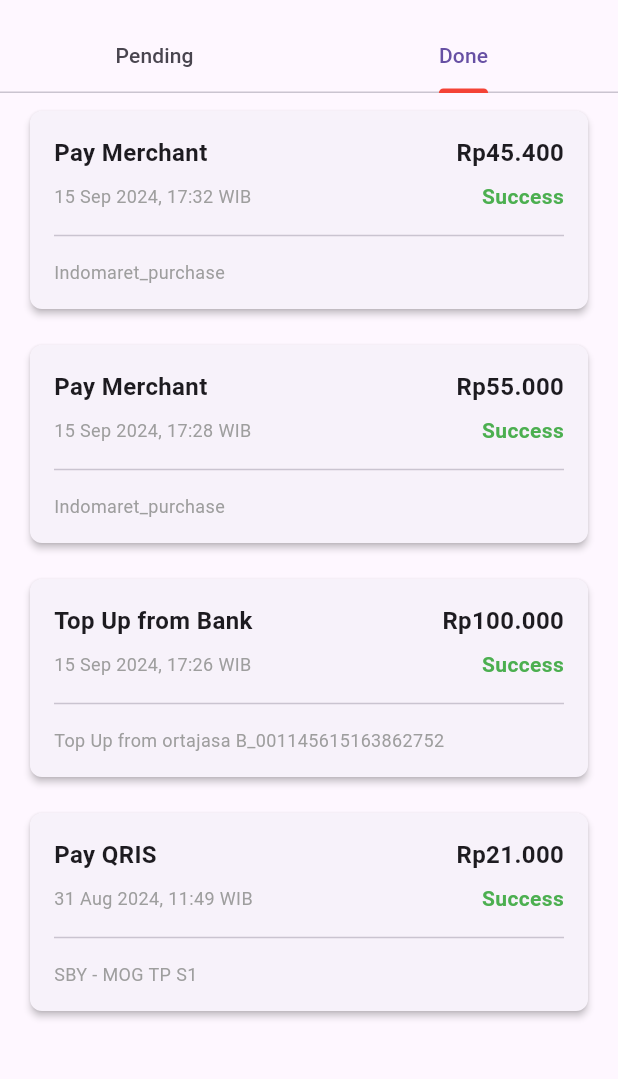
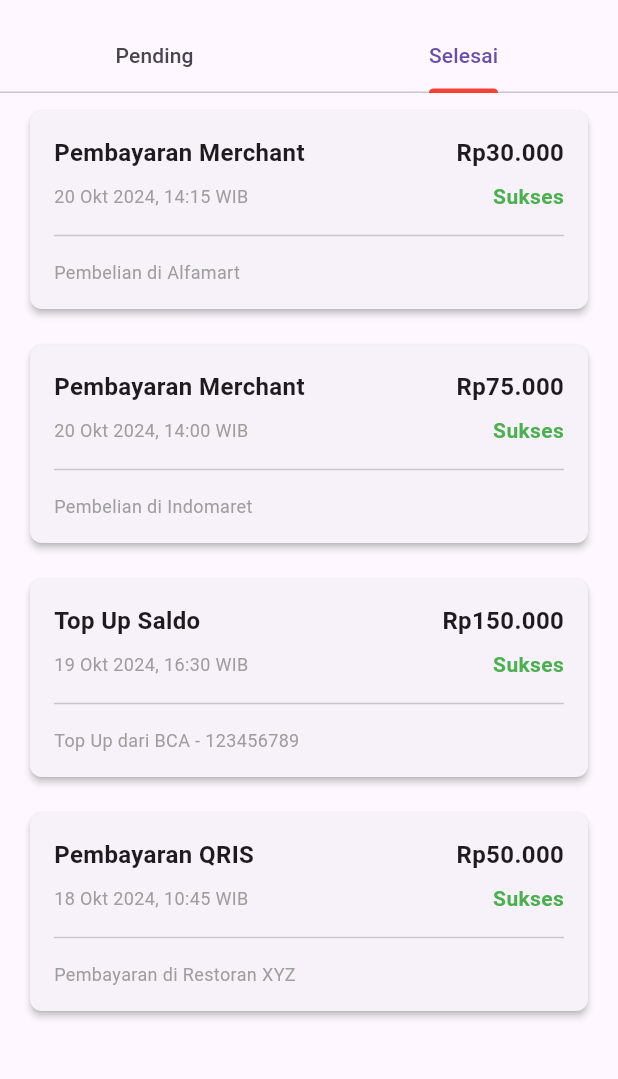
Before and after one commit to nioke-dev/Pemrograman-Mobile, a Flutter app: the HistoryPage screen opened directly, tab 2 chosen, on a phone screen of 412 x 824 dp, the part 63-1142 px from its top. Run offline on Flutter 3.47's test engine with Material 3 defaults, Android fonts, the phone set to English and light mode, and no system bars; our stand-ins replace another_flutter_splash_screen, font_awesome_flutter, go_router.

```diff
--- a/lib/features/history/history.dart
+++ b/lib/features/history/history.dart
@@ -34,7 +34,7 @@ class _HistoryPageState extends State<HistoryPage>
           controller: _tabController,
           tabs: const [
             Tab(text: 'Pending'),
-            Tab(text: 'Done'),
+            Tab(text: 'Selesai'),
           ],
           indicatorColor: Colors.red,
         ),
@@ -52,33 +52,33 @@ class _HistoryPageState extends State<HistoryPage>
   Widget _buildTransactionList() {
     return const TransactionList(transactions: [
       {
-        "title": "Pay Merchant",
-        "amount": "Rp45.400",
-        "date": "15 Sep 2024, 17:32 WIB",
-        "description": "Indomaret_purchase",
-        "status": "Success"
+        "title": "Pembayaran Merchant",
+        "amount": "Rp30.000",
+        "date": "20 Okt 2024, 14:15 WIB",
+        "description": "Pembelian di Alfamart",
+        "status": "Sukses"
       },
       {
-        "title": "Pay Merchant",
-        "amount": "Rp55.000",
-        "date": "15 Sep 2024, 17:28 WIB",
-        "description": "Indomaret_purchase",
-        "status": "Success"
+        "title": "Pembayaran Merchant",
+        "amount": "Rp75.000",
+        "date": "20 Okt 2024, 14:00 WIB",
+        "description": "Pembelian di Indomaret",
+        "status": "Sukses"
       },
       {
-        "title": "Top Up from Bank",
-        "amount": "Rp100.000",
-        "date": "15 Sep 2024, 17:26 WIB",
-        "description": "Top Up from ortajasa B_001145615163862752",
-        "status": "Success"
+        "title": "Top Up Saldo",
+        "amount": "Rp150.000",
+        "date": "19 Okt 2024, 16:30 WIB",
+        "description": "Top Up dari BCA - 123456789",
+        "status": "Sukses"
       },
       {
-        "title": "Pay QRIS",
-        "amount": "Rp21.000",
-        "date": "31 Aug 2024, 11:49 WIB",
-        "description": "SBY - MOG TP S1",
-        "status": "Success"
-      },
+        "title": "Pembayaran QRIS",
+        "amount": "Rp50.000",
+        "date": "18 Okt 2024, 10:45 WIB",
+        "description": "Pembayaran di Restoran XYZ",
+        "status": "Sukses"
+      }
     ]);
   }
 }
--- a/lib/features/history/widgets/pending_page.dart
+++ b/lib/features/history/widgets/pending_page.dart
@@ -17,7 +17,7 @@ class PendingPage extends StatelessWidget {
             ),
             const SizedBox(height: 24),
             const Text(
-              'All transactions are completed!',
+              'Semua transaksi sudah beres!',
               style: TextStyle(
                 fontSize: 18,
                 fontWeight: FontWeight.bold,
@@ -26,7 +26,7 @@ class PendingPage extends StatelessWidget {
             ),
             const SizedBox(height: 8),
             const Text(
-              'Any pending transactions will appear on this page.',
+              'Setiap transaksi yang masih dalam proses akan muncul di halaman ini!',
               style: TextStyle(
                 fontSize: 14,
                 color: Colors.grey,
--- a/lib/features/home/widgets/balance_card.dart
+++ b/lib/features/home/widgets/balance_card.dart
@@ -175,9 +175,9 @@ class _BalanceCardState extends State<BalanceCard> {
                                 Text(
                                   _texts[_currentIndex],
                                   style: const TextStyle(
-                                    color: Colors.black,
+                                    color: Colors.red,
                                     fontWeight: FontWeight.bold,
-                                    fontSize: 14,
+                                    fontSize: 18,
                                   ),
                                 ),
                                 if (_texts[_currentIndex] == "Aktifkan") ...[
@@ -196,6 +196,9 @@ class _BalanceCardState extends State<BalanceCard> {
                     ),
                   ),
                 ),
+                const SizedBox(
+                  width: 10,
+                ),
               ],
             ),
           ),
```
